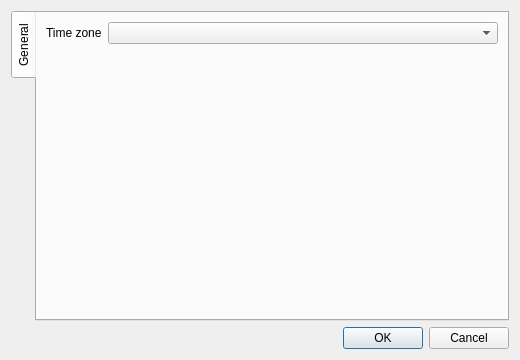
Before: the Qt Designer form src/rqt_multiplot/PreferencesDialog.ui in samuelba/rqt_multiplot_plugin, drawn with Qt 5.
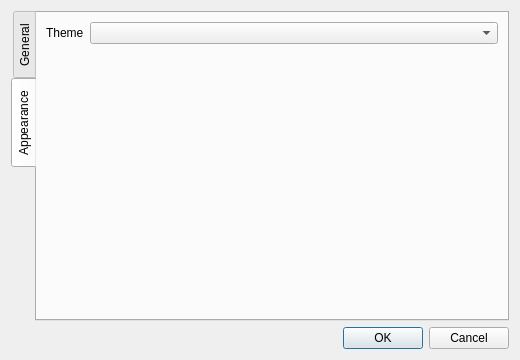
After: the same form once the commit is applied. The open tabs and pages were chosen to show the change. Custom widgets are drawn as their Qt base class.

Commit message: feat: dark theme

Diff of the .ui file:
```diff
--- a/src/rqt_multiplot/PreferencesDialog.ui
+++ b/src/rqt_multiplot/PreferencesDialog.ui
@@ -36,6 +36,23 @@
        </item>
       </layout>
      </widget>
+     <widget class="QWidget" name="tabAppearance">
+      <attribute name="title">
+       <string>Appearance</string>
+      </attribute>
+      <layout class="QFormLayout" name="formLayoutAppearance">
+       <item row="0" column="0">
+        <widget class="QLabel" name="labelTheme">
+         <property name="text">
+          <string>Theme</string>
+         </property>
+        </widget>
+       </item>
+       <item row="0" column="1">
+        <widget class="QComboBox" name="comboTheme"/>
+       </item>
+      </layout>
+     </widget>
     </widget>
    </item>
    <item>
```
The commit also changes 36 other files.
